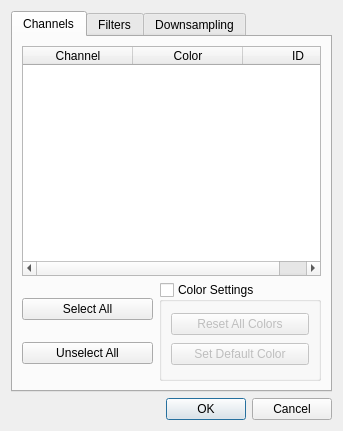
Before: the Qt Designer form src/gui_impl/dialogs/channel_dialog.ui in cbrnr/sigviewer, drawn with Qt 5.
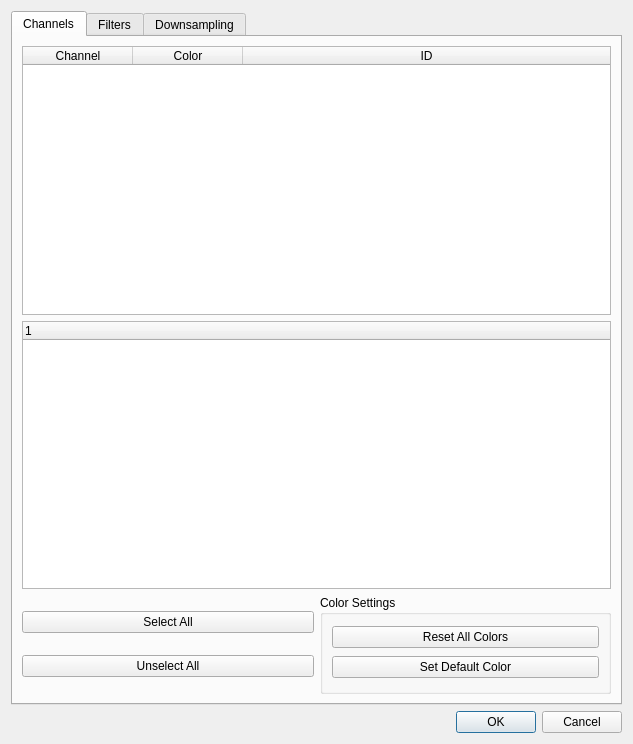
After: the same form once the commit is applied.

What changed in the file:
```diff
--- a/src/gui_impl/dialogs/channel_dialog.ui
+++ b/src/gui_impl/dialogs/channel_dialog.ui
@@ -6,8 +6,8 @@
    <rect>
     <x>0</x>
     <y>0</y>
-    <width>343</width>
-    <height>431</height>
+    <width>633</width>
+    <height>744</height>
    </rect>
   </property>
   <property name="windowTitle">
@@ -38,6 +38,9 @@
          <property name="frameShape">
           <enum>QFrame::StyledPanel</enum>
          </property>
+         <property name="sizeAdjustPolicy">
+          <enum>QAbstractScrollArea::AdjustIgnored</enum>
+         </property>
          <property name="autoScrollMargin">
           <number>0</number>
          </property>
@@ -88,6 +91,15 @@
          </column>
         </widget>
        </item>
+       <item>
+        <widget class="QTreeWidget" name="treeWidget">
+         <column>
+          <property name="text">
+           <string notr="true">1</string>
+          </property>
+         </column>
+        </widget>
+       </item>
        <item>
         <layout class="QHBoxLayout" name="horizontalLayout">
          <property name="bottomMargin">
@@ -123,7 +135,7 @@
             <string>Color Settings</string>
            </property>
            <property name="checkable">
-            <bool>true</bool>
+            <bool>false</bool>
            </property>
            <property name="checked">
             <bool>false</bool>
```
Left out of the diff: 4 changed lines with no effect on the pictures.
